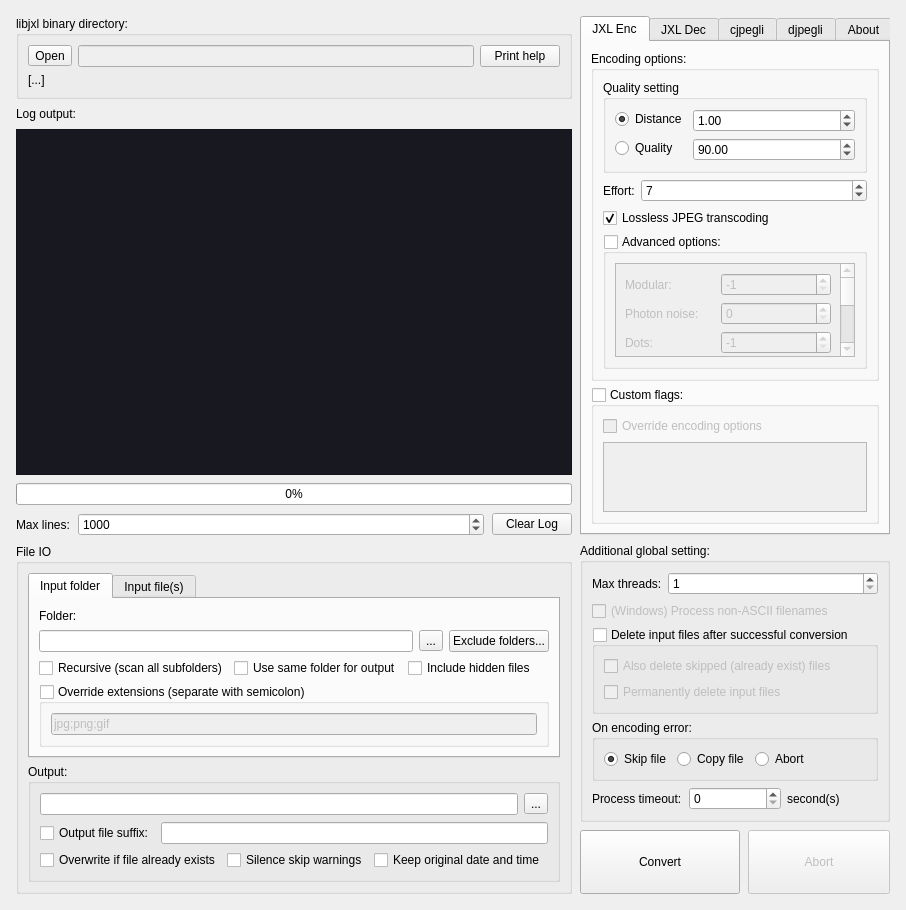
Above: mainwindow.ui from kampidh/jxl-batch-converter before the change. Below: the same form after it.
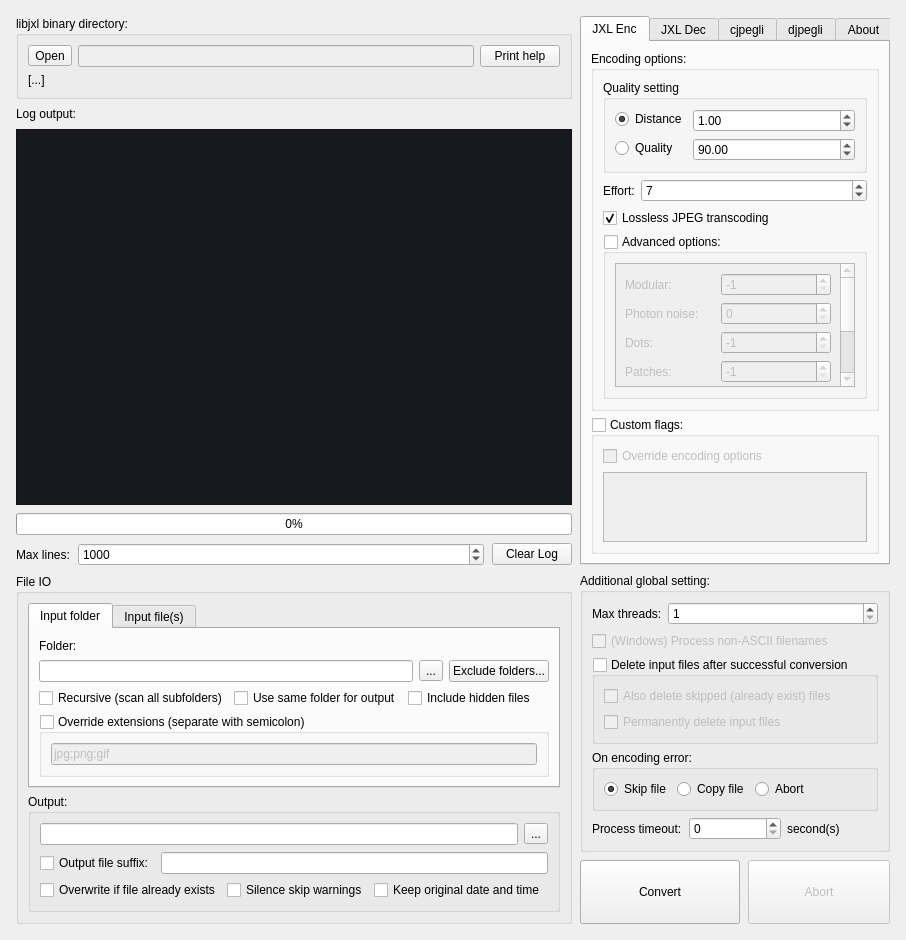
That is the form after the change.

Commit message:
More robust error log reporting
and flag output file as well if non-ASCII suffix is used

Diff of the .ui file:
```diff
--- a/mainwindow.ui
+++ b/mainwindow.ui
@@ -7,7 +7,7 @@
     <x>0</x>
     <y>0</y>
     <width>906</width>
-    <height>910</height>
+    <height>940</height>
    </rect>
   </property>
   <property name="minimumSize">
```
Left out of the diff: 3 changed lines with no effect on the pictures. The commit also changes 2 other files.
